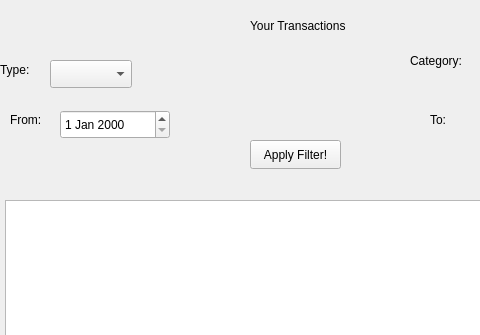
aasishhumagain/BudgetBuddy, file viewtransactions.ui: the form before one commit; both pictures show x 0 to 480 and y 0 to 335 of the 640 by 480 pixel window.
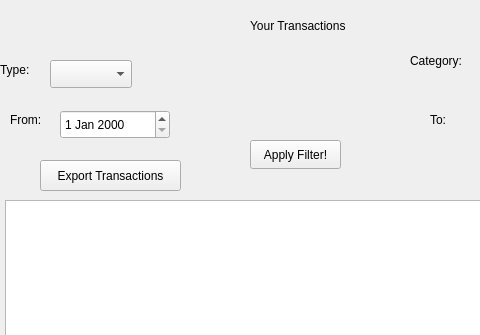
The form after the commit.

Commit message: Able to export in .csv

Patch:
```diff
--- a/viewtransactions.ui
+++ b/viewtransactions.ui
@@ -154,6 +154,19 @@
     <string>Apply Filter!</string>
    </property>
   </widget>
+  <widget class="QPushButton" name="buttonExport">
+   <property name="geometry">
+    <rect>
+     <x>40</x>
+     <y>160</y>
+     <width>141</width>
+     <height>31</height>
+    </rect>
+   </property>
+   <property name="text">
+    <string>Export Transactions</string>
+   </property>
+  </widget>
  </widget>
  <resources/>
  <connections/>
```
The commit also changes 2 other files.
